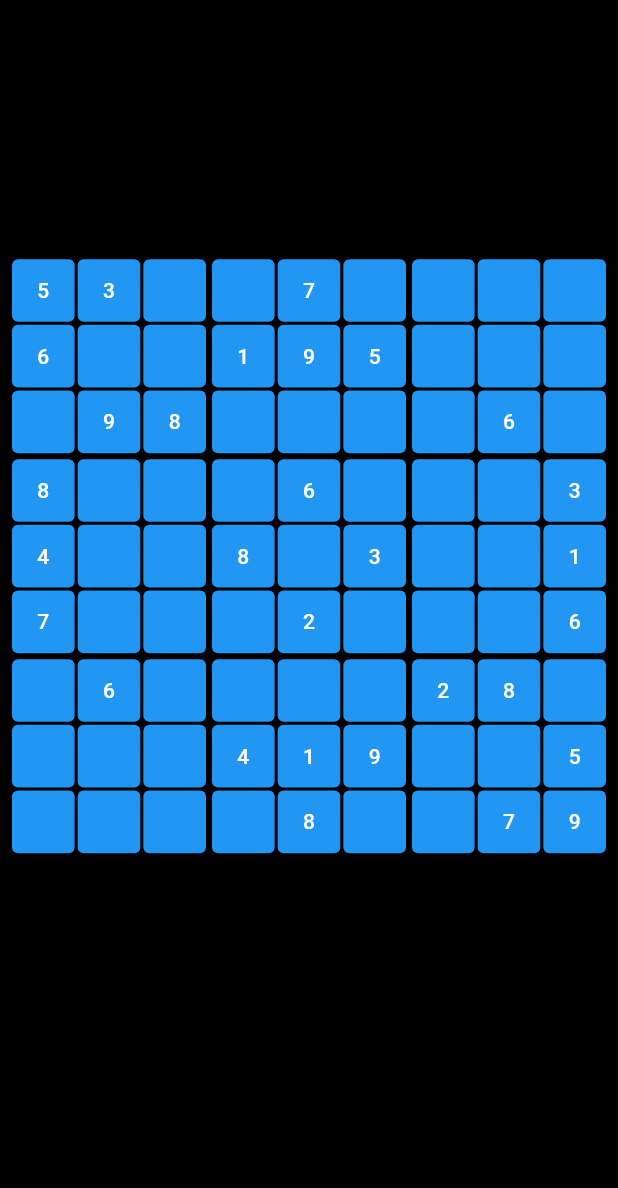
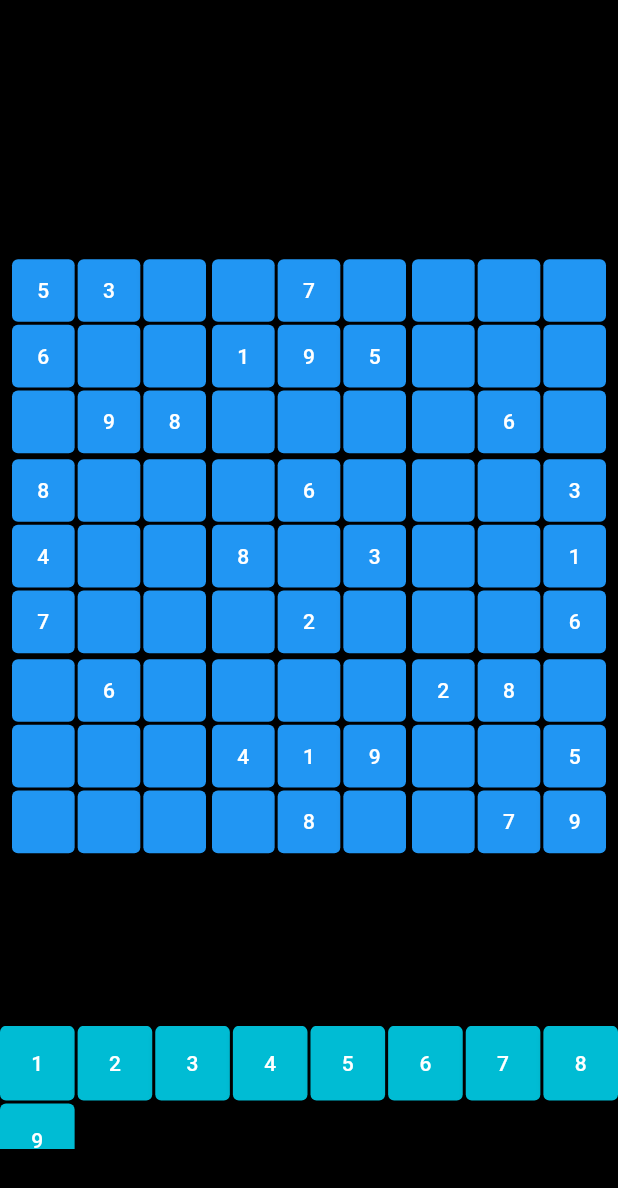
Before and after one commit to nikhil-RGB/sudoku-solver, a Flutter app: the screen it shows after launch, on a phone screen of 412 x 824 dp. Shown: the top 1188 px of the screen. Run offline on Flutter 3.47's test engine with Material 2 defaults, Android fonts, the phone set to English and light mode, and no system bars; our stand-ins replace logger.

Commit message:
🚧 Add number button row

```diff
--- a/lib/pages/InputPage.dart
+++ b/lib/pages/InputPage.dart
@@ -9,7 +9,7 @@ class InputPage extends StatefulWidget {
   static List<int> control_coords = [
     0,
     0,
-    0
+    0,
   ]; //currently active control_coords in sudoku board.
   @override
   State<InputPage> createState() => _InputPageState();
@@ -32,6 +32,10 @@ class _InputPageState extends State<InputPage> {
               child: constructBoard(),
             ),
           ),
+          SizedBox(
+            height: MediaQuery.of(context).size.height * 0.03,
+          ),
+          numberPanel(),
         ],
       ),
     );
@@ -57,6 +61,34 @@ class _InputPageState extends State<InputPage> {
         List<int> coords = translateCoords(region, index);
         return SudokuCell(i: coords[0], j: coords[1], k: coords[2]);
       }),
+    );
+  }
+
+  SizedBox numberPanel() {
+    List<Widget> buttons = List.generate(9, (index) {
+      return ElevatedButton(
+          style: ElevatedButton.styleFrom(
+            backgroundColor: Colors.cyan,
+          ),
+          onPressed: () {},
+          child: Text((++index).toString()));
+    });
+    // buttons.insert(
+    //     0,
+    //     ElevatedButton.icon(
+    //       onPressed: () {},
+    //       icon: const Icon(Icons.undo_outlined),
+    //       label: const Text("Undo"),
+    //     ));
+    return SizedBox(
+      height: MediaQuery.of(context).size.height * 0.1,
+      child: GridView.extent(
+        shrinkWrap: true,
+        maxCrossAxisExtent: 50.0,
+        mainAxisSpacing: 2,
+        crossAxisSpacing: 2,
+        children: buttons,
+      ),
     );
   }
 }
```
